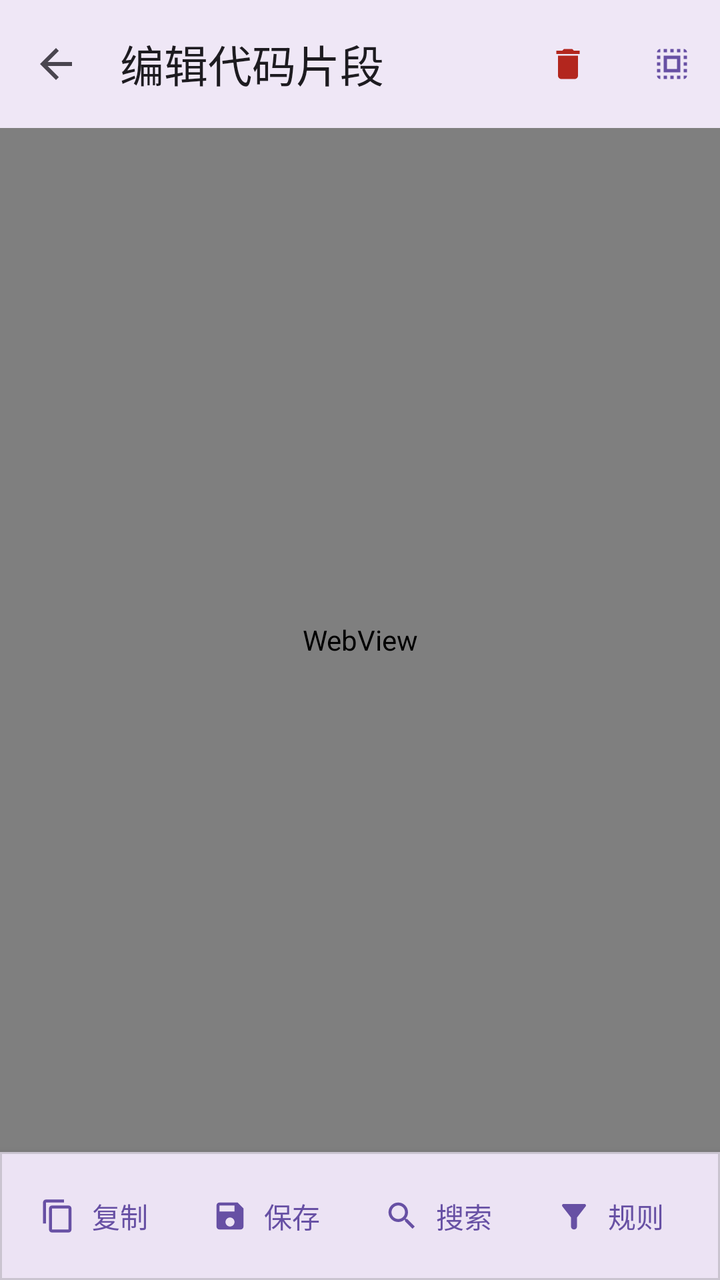
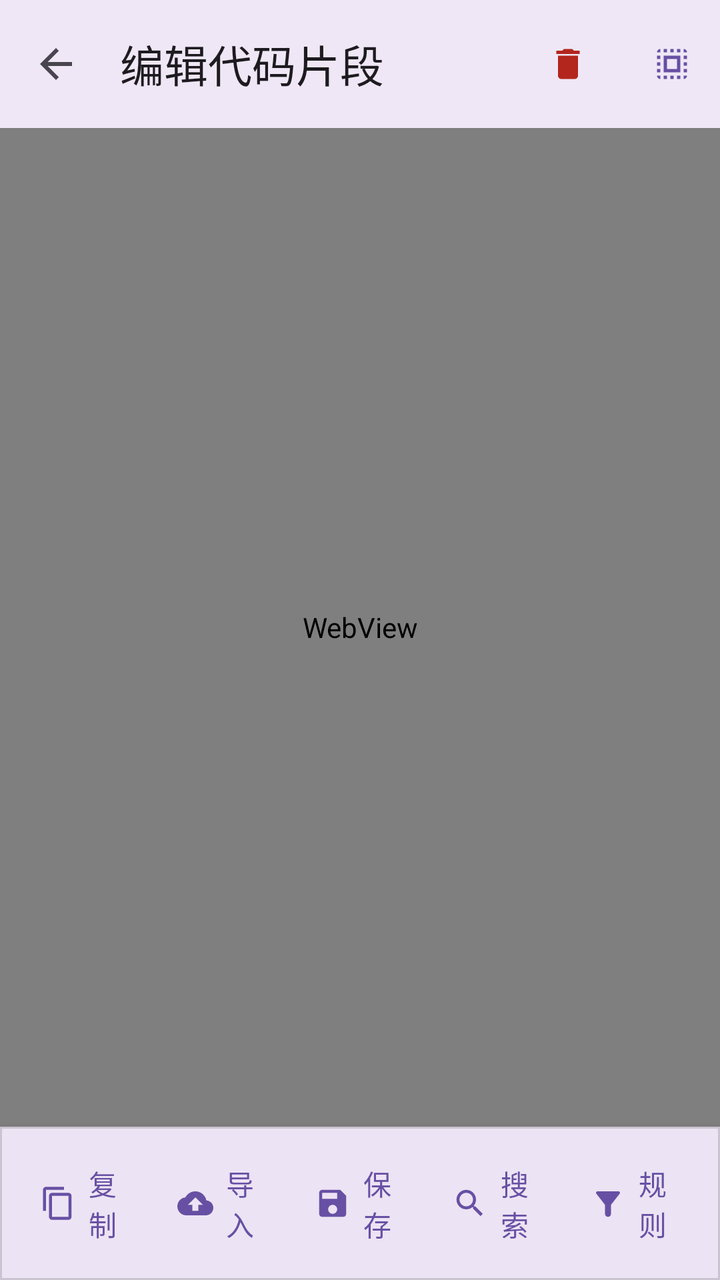

Screens rendered from an Android XML layout before and after an edit, with the pre-edit source and the edit as a unified diff.
<!-- AndroidManifest.xml: application theme AppTheme -->
<!-- res/layout/fragment_snippet_editor.xml -->
<?xml version="1.0" encoding="utf-8"?>
<androidx.coordinatorlayout.widget.CoordinatorLayout xmlns:android="http://schemas.android.com/apk/res/android"
    xmlns:app="http://schemas.android.com/apk/res-auto"
    xmlns:tools="http://schemas.android.com/tools"
    android:layout_width="match_parent"
    android:layout_height="match_parent">

    <LinearLayout
        android:layout_width="match_parent"
        android:layout_height="match_parent"
        android:orientation="vertical">

        <com.google.android.material.appbar.MaterialToolbar
            android:id="@+id/toolbar"
            android:layout_width="match_parent"
            android:layout_height="?attr/actionBarSize"
            android:background="?attr/colorSurface"
            android:elevation="4dp"
            app:navigationIcon="@drawable/ic_arrow_back"
            app:title="编辑代码片段"
            app:titleTextColor="?attr/colorOnSurface">

            <com.google.android.material.button.MaterialButton
                android:id="@+id/btnSelectAll"
                style="@style/Widget.Material3.Button.IconButton"
                android:layout_width="wrap_content"
                android:layout_height="wrap_content"
                android:layout_gravity="end"
                android:layout_marginEnd="0dp"
                android:contentDescription="全选"
                app:icon="@drawable/ic_select_all" />

            <com.google.android.material.button.MaterialButton
                android:id="@+id/btnDelete"
                style="@style/Widget.Material3.Button.IconButton"
                android:layout_width="wrap_content"
                android:layout_height="wrap_content"
                android:layout_gravity="end"
                android:layout_marginEnd="4dp"
                android:contentDescription="删除"
                app:icon="@drawable/ic_delete"
                app:iconTint="?attr/colorError" />
        </com.google.android.material.appbar.MaterialToolbar>

        <com.google.android.material.progressindicator.LinearProgressIndicator
            android:id="@+id/progressBar"
            android:layout_width="match_parent"
            android:layout_height="wrap_content"
            android:indeterminate="true"
            android:visibility="gone"
            tools:visibility="visible" />

        <FrameLayout
            android:id="@+id/webViewContainer"
            android:layout_width="match_parent"
            android:layout_height="0dp"
            android:layout_weight="1"
            android:clickable="true">

            <WebView
                android:id="@+id/webView"
                android:layout_width="match_parent"
                android:layout_height="match_parent"
                android:background="#282a36" />

            <com.google.android.material.card.MaterialCardView
                android:id="@+id/searchBar"
                android:layout_width="match_parent"
                android:layout_height="wrap_content"
                android:layout_gravity="top"
                android:layout_margin="8dp"
                android:visibility="gone"
                app:cardElevation="4dp"
                app:cardCornerRadius="8dp">

                <LinearLayout
                    android:layout_width="match_parent"
                    android:layout_height="wrap_content"
                    android:orientation="horizontal"
                    android:padding="8dp"
                    android:gravity="center_vertical">

                    <com.google.android.material.textfield.TextInputLayout
                        android:id="@+id/searchInputLayout"
                        style="@style/Widget.Material3.TextInputLayout.OutlinedBox.Dense"
                        android:layout_width="0dp"
                        android:layout_height="wrap_content"
                        android:layout_weight="1"
                        android:hint="搜索"
                        app:boxCornerRadiusTopStart="4dp"
                        app:boxCornerRadiusTopEnd="4dp"
                        app:boxCornerRadiusBottomStart="4dp"
                        app:boxCornerRadiusBottomEnd="4dp"
                        app:endIconMode="clear_text">

                        <com.google.android.material.textfield.TextInputEditText
                            android:id="@+id/searchInput"
                            android:layout_width="match_parent"
                            android:layout_height="wrap_content"
                            android:imeOptions="actionSearch"
                            android:inputType="text"
                            android:maxLines="1"
                            android:textSize="14sp" />
                    </com.google.android.material.textfield.TextInputLayout>

                    <com.google.android.material.button.MaterialButton
                        android:id="@+id/btnPrevMatch"
                        style="@style/Widget.Material3.Button.IconButton"
                        android:layout_width="wrap_content"
                        android:layout_height="wrap_content"
                        android:contentDescription="上一个"
                        app:icon="@drawable/ic_arrow_up" />

                    <com.google.android.material.button.MaterialButton
                        android:id="@+id/btnNextMatch"
                        style="@style/Widget.Material3.Button.IconButton"
                        android:layout_width="wrap_content"
                        android:layout_height="wrap_content"
                        android:contentDescription="下一个"
                        app:icon="@drawable/ic_arrow_down" />

                    <com.google.android.material.button.MaterialButton
                        android:id="@+id/btnCloseSearch"
                        style="@style/Widget.Material3.Button.IconButton"
                        android:layout_width="wrap_content"
                        android:layout_height="wrap_content"
                        android:contentDescription="关闭"
                        app:icon="@drawable/ic_close" />
                </LinearLayout>
            </com.google.android.material.card.MaterialCardView>
        </FrameLayout>

        <com.google.android.material.card.MaterialCardView
            android:layout_width="match_parent"
            android:layout_height="wrap_content"
            android:layout_margin="0dp"
            app:cardElevation="8dp"
            app:cardCornerRadius="0dp">

            <LinearLayout
                android:layout_width="match_parent"
                android:layout_height="wrap_content"
                android:orientation="horizontal"
                android:padding="8dp"
                android:gravity="center">

                <com.google.android.material.button.MaterialButton
                    android:id="@+id/btnCopy"
                    style="@style/Widget.Material3.Button.TextButton.Icon"
                    android:layout_width="0dp"
                    android:layout_height="wrap_content"
                    android:layout_weight="1"
                    android:text="复制"
                    app:icon="@drawable/ic_content_copy" />

                <com.google.android.material.button.MaterialButton
                    android:id="@+id/btnSave"
                    style="@style/Widget.Material3.Button.TextButton.Icon"
                    android:layout_width="0dp"
                    android:layout_height="wrap_content"
                    android:layout_weight="1"
                    android:text="保存"
                    app:icon="@drawable/ic_save" />

                <com.google.android.material.button.MaterialButton
                    android:id="@+id/btnSearch"
                    style="@style/Widget.Material3.Button.TextButton.Icon"
                    android:layout_width="0dp"
                    android:layout_height="wrap_content"
                    android:layout_weight="1"
                    android:text="搜索"
                    app:icon="@drawable/ic_search" />

                <com.google.android.material.button.MaterialButton
                    android:id="@+id/btnRule"
                    style="@style/Widget.Material3.Button.TextButton.Icon"
                    android:layout_width="0dp"
                    android:layout_height="wrap_content"
                    android:layout_weight="1"
                    android:text="规则"
                    app:icon="@drawable/ic_rule" />
            </LinearLayout>
        </com.google.android.material.card.MaterialCardView>
    </LinearLayout>

</androidx.coordinatorlayout.widget.CoordinatorLayout>
<!-- resources referenced by this layout -->
<resources>
  <!-- drawable ic_arrow_back (drawable) -->
  <vector xmlns:android="http://schemas.android.com/apk/res/android"
      android:width="24dp"
      android:height="24dp"
      android:viewportWidth="24"
      android:viewportHeight="24">
      <path
          android:fillColor="?attr/colorControlNormal"
          android:pathData="M20,11H7.83l5.59,-5.59L12,4l-8,8 8,8 1.41,-1.41L7.83,13H20v-2z"/>
  </vector>
  <!-- drawable ic_arrow_down (drawable) -->
  <vector xmlns:android="http://schemas.android.com/apk/res/android"
      android:width="24dp"
      android:height="24dp"
      android:viewportWidth="24"
      android:viewportHeight="24">
      <path
          android:fillColor="?attr/colorControlNormal"
          android:pathData="M7.41,8.59L12,13.17l4.59,-4.58L18,10l-6,6 -6,-6 1.41,-1.41z"/>
  </vector>
  <!-- drawable ic_arrow_up (drawable) -->
  <vector xmlns:android="http://schemas.android.com/apk/res/android"
      android:width="24dp"
      android:height="24dp"
      android:viewportWidth="24"
      android:viewportHeight="24">
      <path
          android:fillColor="?attr/colorControlNormal"
          android:pathData="M7.41,15.41L12,10.83l4.59,4.58L18,14l-6,-6 -6,6z"/>
  </vector>
  <!-- drawable ic_close (drawable) -->
  <vector xmlns:android="http://schemas.android.com/apk/res/android"
      android:width="24dp"
      android:height="24dp"
      android:viewportWidth="24"
      android:viewportHeight="24">
      <path
          android:fillColor="?attr/colorControlNormal"
          android:pathData="M19,6.41L17.59,5 12,10.59 6.41,5 5,6.41 10.59,12 5,17.59 6.41,19 12,13.41 17.59,19 19,17.59 13.41,12z"/>
  </vector>
  <!-- drawable ic_content_copy (drawable) -->
  <vector xmlns:android="http://schemas.android.com/apk/res/android"
      android:width="24dp"
      android:height="24dp"
      android:viewportWidth="24"
      android:viewportHeight="24">
      <path
          android:fillColor="?attr/colorControlNormal"
          android:pathData="M16,1L4,1c-1.1,0 -2,0.9 -2,2v14h2L4,3h12L16,1zM19,5L8,5c-1.1,0 -2,0.9 -2,2v14c0,1.1 0.9,2 2,2h11c1.1,0 2,-0.9 2,-2L21,7c0,-1.1 -0.9,-2 -2,-2zM19,21L8,21L8,7h11v14z"/>
  </vector>
  <!-- drawable ic_delete (drawable) -->
  <vector xmlns:android="http://schemas.android.com/apk/res/android"
      android:width="24dp"
      android:height="24dp"
      android:viewportWidth="24"
      android:viewportHeight="24"
      android:tint="?attr/colorError">
      <path
          android:fillColor="@android:color/white"
          android:pathData="M6 19c0 1.1.9 2 2 2h8c1.1 0 2-.9 2-2V7H6v12zM19 4h-3.5l-1-1h-5l-1 1H5v2h14V4z"/>
  </vector>
  <!-- drawable ic_save (drawable) -->
  <vector xmlns:android="http://schemas.android.com/apk/res/android"
      android:width="24dp"
      android:height="24dp"
      android:viewportWidth="24"
      android:viewportHeight="24">
      <path
          android:fillColor="?attr/colorControlNormal"
          android:pathData="M17,3L5,3c-1.11,0 -2,0.9 -2,2v14c0,1.1 0.89,2 2,2h14c1.1,0 2,-0.9 2,-2L21,7l-4,-4zM12,19c-1.66,0 -3,-1.34 -3,-3s1.34,-3 3,-3 3,1.34 3,3 -1.34,3 -3,3zM15,9L5,9L5,5h10v4z"/>
  </vector>
  <style name="AppTheme" parent="Base.AppTheme" />
  <style name="Base.AppTheme" parent="Theme.Material3.DayNight.NoActionBar">
      
      
    </style>
  <!-- unchanged entries left out for length: 3 -->
</resources>

<!-- the commit's change to res/layout/fragment_snippet_editor.xml (unified diff, before → after) -->
@@ -154,6 +154,15 @@
                     app:icon="@drawable/ic_content_copy" />
 
                 <com.google.android.material.button.MaterialButton
+                    android:id="@+id/btnImport"
+                    style="@style/Widget.Material3.Button.TextButton.Icon"
+                    android:layout_width="0dp"
+                    android:layout_height="wrap_content"
+                    android:layout_weight="1"
+                    android:text="导入"
+                    app:icon="@drawable/ic_cloud_upload" />
+
+                <com.google.android.material.button.MaterialButton
                     android:id="@+id/btnSave"
                     style="@style/Widget.Material3.Button.TextButton.Icon"
                     android:layout_width="0dp"
<!-- resource entries referenced after the edit -->
@@ -40,6 +40,16 @@
           android:fillColor="?attr/colorControlNormal"
           android:pathData="M19,6.41L17.59,5 12,10.59 6.41,5 5,6.41 10.59,12 5,17.59 6.41,19 12,13.41 17.59,19 19,17.59 13.41,12z"/>
   </vector>
+  <!-- drawable ic_cloud_upload (drawable) -->
+  <vector xmlns:android="http://schemas.android.com/apk/res/android"
+      android:width="24dp"
+      android:height="24dp"
+      android:viewportWidth="24"
+      android:viewportHeight="24">
+      <path
+          android:fillColor="?attr/colorControlNormal"
+          android:pathData="M19.35,10.04C18.67,6.59 15.64,4 12,4 9.11,4 6.6,5.64 5.35,8.04 2.34,8.36 0,10.91 0,14c0,3.31 2.69,6 6,6h13c2.76,0 5,-2.24 5,-5 0,-2.64 -2.05,-4.78 -4.65,-4.96zM14,13v4h-4v-4H7l5,-5 5,5h-3z"/>
+  </vector>
   <!-- drawable ic_content_copy (drawable) -->
   <vector xmlns:android="http://schemas.android.com/apk/res/android"
       android:width="24dp"
